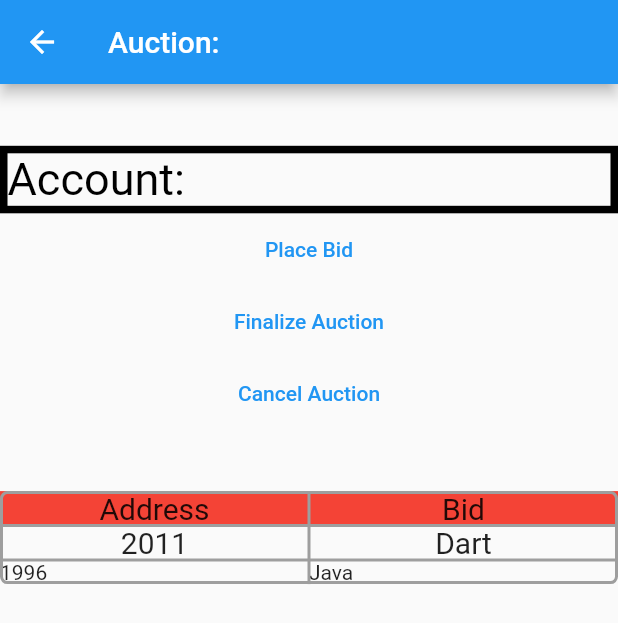
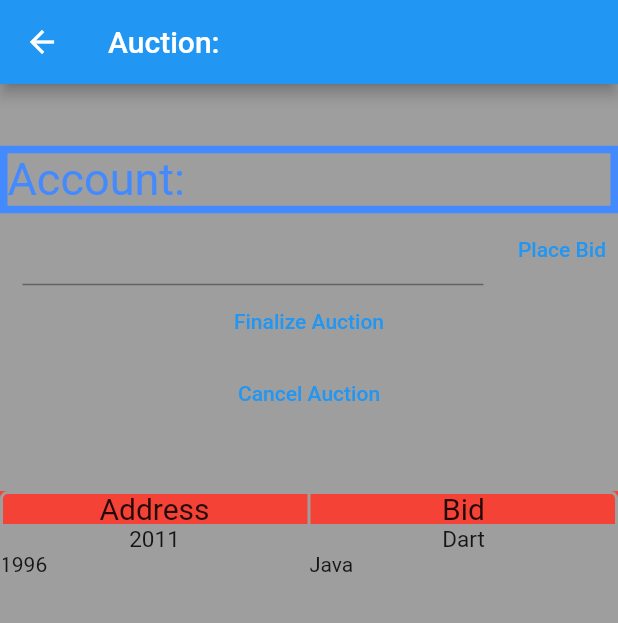
Before and after one commit to menezesr08/auction_app, a Flutter app: the AuctionCreatePage screen opened directly with empty values, after a tap on "Place Bid", on a phone screen of 412 x 824 dp. Shown: the top 623 px of the screen. Run offline on Flutter 3.47's test engine with Material 2 defaults, Android fonts, the phone set to English and light mode, and no system bars; our stand-ins replace logger; missing offline and left inert: walletconnect_dart, web3dart.

Commit message:
Added methods for placeBid functionality

```diff
--- a/lib/pages/auction_create_page.dart
+++ b/lib/pages/auction_create_page.dart
@@ -1,6 +1,7 @@
 import 'package:auction_app/services/auction_service.dart';
 import 'package:auction_app/widgets/auction_table_output.dart';
 import 'package:flutter/material.dart';
+import 'package:flutter/services.dart';
 import 'package:logger/logger.dart';
 import 'package:provider/provider.dart';
 
@@ -22,6 +23,14 @@ class AuctionCreatePage extends StatefulWidget {
 }
 
 class _AuctionCreatePageState extends State<AuctionCreatePage> {
+  final numberController = TextEditingController();
+
+  @override
+  void dispose() {
+    numberController.dispose();
+    super.dispose();
+  }
+
   final tableRows = [
     const TableRow(
         decoration: BoxDecoration(
@@ -39,7 +48,6 @@ class _AuctionCreatePageState extends State<AuctionCreatePage> {
             textAlign: TextAlign.center,
           ),
         ]),
-
     TableRow(children: [
       RowCell(
         text: '2011',
@@ -65,7 +73,7 @@ class _AuctionCreatePageState extends State<AuctionCreatePage> {
   void deployContract() async {
     widget.auctionService = context.read<AuctionService>();
     List<dynamic> res = await widget.auctionService!.callFunction(
-        'auctionAddress', widget.auctionService!.auctionCreatorContract);
+        'auctionAddress', widget.auctionService!.auctionCreatorContract, []);
     widget.logger
         .d('Address of newly created auction is: ${res[0].toString()}');
     setState(() {
@@ -74,8 +82,6 @@ class _AuctionCreatePageState extends State<AuctionCreatePage> {
     await widget.auctionService!.deployAuctionContract(res[0].toString());
   }
 
-  //TODO: ROWCELL DOESNT WORK - TEXTALIGN
-  //TODO: statefulwidget loses state when hot reload - find out why. ContractAddress disappears but not auctionService
   @override
   Widget build(BuildContext context) {
     final size = MediaQuery.of(context).size;
@@ -84,18 +90,19 @@ class _AuctionCreatePageState extends State<AuctionCreatePage> {
       appBar: AppBar(
         title: Text('Auction: ${widget.contractAddress}'),
       ),
+      backgroundColor: Colors.black38,
       body: Column(children: [
         SizedBox(
           height: size.height * 0.05,
         ),
         Container(
           decoration: BoxDecoration(
-            border: Border.all(color: Colors.black, width: 5),
+            border: Border.all(color: Colors.blueAccent, width: 5),
           ),
           child: Row(
             children: [
               const Text('Account:',
-                  style: TextStyle(fontSize: 30, color: Colors.black)),
+                  style: TextStyle(fontSize: 30, color: Colors.blueAccent)),
               const SizedBox(
                 width: 20,
               ),
@@ -106,9 +113,29 @@ class _AuctionCreatePageState extends State<AuctionCreatePage> {
             ],
           ),
         ),
-        TextButton(
-          onPressed: () {},
-          child: const Text('Place Bid'),
+        Row(
+          children: [
+            Expanded(
+              child: Padding(
+                padding: const EdgeInsets.only(left: 15, right: 15),
+                child: TextField(
+                    controller: numberController,
+                    keyboardType: TextInputType.number,
+                    style: const TextStyle(color: Colors.red),
+                    inputFormatters: <TextInputFormatter>[
+                      FilteringTextInputFormatter.allow(RegExp(r'[.0-9]'))
+                    ]),
+              ),
+            ),
+            TextButton(
+              onPressed: () async {
+                await widget.auctionService?.placeBid(
+                  numberController.text.trim(),
+                );
+              },
+              child: const Text('Place Bid'),
+            ),
+          ],
         ),
         TextButton(
           onPressed: () {},
--- a/lib/services/auction_service.dart
+++ b/lib/services/auction_service.dart
@@ -17,6 +17,8 @@ class AuctionService extends ChangeNotifier {
   late Web3Client client;
   late Logger logger;
   String account = '';
+  List<String> bidders = [];
+  Map<String, String> participantsAndBids = {};
 
   bool connected = false;
   String? sessionUrl;
@@ -89,6 +91,7 @@ class AuctionService extends ChangeNotifier {
     }
 
     connected = true;
+
     account = session!.accounts[0];
 
     EthereumWalletConnectProvider provider =
@@ -97,11 +100,39 @@ class AuctionService extends ChangeNotifier {
     notifyListeners();
   }
 
-  Future<String> sendTransactionToFunction(
-      String functionName, DeployedContract contract) async {
+  void _openMetamask() async {
+    logger.d('Opening metamask...');
+    await launchUrl(Uri.parse(sessionUrl!));
+  }
+
+  Future<List<dynamic>> callFunction(
+      String functionName, DeployedContract contract, List params) async {
+    final ethFunction = contract.function(functionName);
+    final result = await client.call(
+        contract: contract,
+        function: ethFunction,
+        params: params,
+        sender: EthereumAddress.fromHex(account));
+
+    return result;
+  }
+
+  Future<String> createAuctionContract() async {
+    final res = await sendTransactionToFunction(
+        'createAuction', auctionCreatorContract, null);
+    logger.d('Newly created Auction address is: $res[0]');
+    return res[0];
+  }
+
+  Future<void> deployAuctionContract(String contractAddress) async {
+    auctionContract = await loadContract(
+        contractAddress, 'Auction', 'assets/auctionAbi.json');
+  }
+
+  Future<String> sendTransactionToFunction(String functionName,
+      DeployedContract contract, EtherAmount? amount) async {
     WalletConnectEthereumCredentials credentials = this.credentials;
     final ethFunction = contract.function(functionName);
-    // don't need to send a value because we are just calling functions
 
     Transaction transaction = Transaction.callContract(
       from: EthereumAddress.fromHex(account),
@@ -109,7 +140,7 @@ class AuctionService extends ChangeNotifier {
       contract: contract,
       parameters: [],
       gasPrice: await client.getGasPrice(),
-      value: null,
+      value: amount,
       maxGas: null,
     );
 
@@ -135,34 +166,29 @@ class AuctionService extends ChangeNotifier {
     return result;
   }
 
-  void _openMetamask() async {
-    logger.d('Opening metamask...');
-    await launchUrl(Uri.parse(sessionUrl!));
-  }
-
-  Future<List<dynamic>> callFunction(
-    String functionName,
-    DeployedContract contract,
-  ) async {
-    final ethFunction = contract.function(functionName);
-    final result = await client.call(
-        contract: contract,
-        function: ethFunction,
-        params: [],
-        sender: EthereumAddress.fromHex(account));
-
-    return result;
-  }
-
-  Future<String> createAuctionContract() async {
-    final res = await sendTransactionToFunction(
-        'createAuction', auctionCreatorContract);
-    logger.d('Newly created Auction address is: $res[0]');
+  Future<String> placeBid(String value) async {
+    EtherAmount amount = EtherAmount.fromUnitAndValue(EtherUnit.wei, value);
+    final res =
+        await sendTransactionToFunction('placeBid', auctionContract, amount);
+    logger.d('Placed a bid. Transaction ref is: $res[0]');
+    bidders.add(account);
+    await fetchBids();
     return res[0];
   }
 
-  Future<void> deployAuctionContract(String contractAddress) async {
-    auctionContract = await loadContract(
-        contractAddress, 'Auction', 'assets/auctionAbi.json');
+  Future<void> fetchBids() async {
+    List totalTaskList = await callFunction('bidCount', auctionContract, []);
+    logger.d('Number of bids: ${totalTaskList[0].toInt()}');
+
+    int totalTaskLen = totalTaskList[0].toInt();
+    participantsAndBids.clear();
+    for (var i = 0; i < totalTaskLen; i++) {
+      var temp = await callFunction('bids', auctionContract, [
+        EthereumAddress.fromHex(bidders[i]),
+      ]);
+      // print('Id of each note is: ' + (temp[0] as BigInt).toString());
+      participantsAndBids[bidders[i]] = temp[0].toString();
+    }
+    notifyListeners();
   }
 }
--- a/lib/widgets/row_cell.dart
+++ b/lib/widgets/row_cell.dart
@@ -10,7 +10,7 @@ class RowCell extends StatelessWidget {
   Widget build(BuildContext context) {
     return Text(
       text,
-      style: TextStyle(fontSize: 20),
+      style: TextStyle(fontSize: 15),
       textAlign: TextAlign.center,
     );
   }
```
